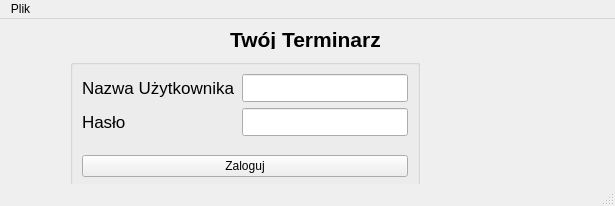
This is mainwindow.ui in Kielx/PJC_Projekt as Qt 5 draws it before an edit. The edited form follows.
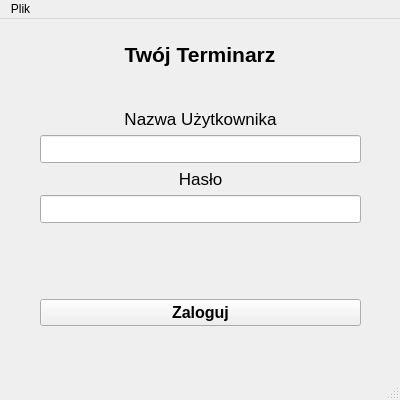
This is the edited form.

The edit to the form file:
```diff
--- a/mainwindow.ui
+++ b/mainwindow.ui
@@ -6,8 +6,8 @@
    <rect>
     <x>0</x>
     <y>0</y>
-    <width>615</width>
-    <height>206</height>
+    <width>400</width>
+    <height>400</height>
    </rect>
   </property>
   <property name="windowTitle">
@@ -17,25 +17,48 @@
    <string notr="true"/>
   </property>
   <widget class="QWidget" name="centralwidget">
-   <widget class="QGroupBox" name="groupBox">
+   <widget class="QLabel" name="label">
     <property name="geometry">
      <rect>
-      <x>70</x>
-      <y>40</y>
-      <width>350</width>
-      <height>130</height>
+      <x>0</x>
+      <y>20</y>
+      <width>400</width>
+      <height>30</height>
      </rect>
     </property>
+    <property name="font">
+     <font>
+      <pointsize>16</pointsize>
+      <weight>75</weight>
+      <bold>true</bold>
+     </font>
+    </property>
     <property name="styleSheet">
      <string notr="true"/>
     </property>
-    <property name="title">
-     <string/>
+    <property name="text">
+     <string>Twój Terminarz</string>
     </property>
-    <layout class="QGridLayout" name="gridLayout">
-     <item row="0" column="0">
-      <layout class="QFormLayout" name="formLayout">
-       <item row="0" column="0">
+    <property name="alignment">
+     <set>Qt::AlignCenter</set>
+    </property>
+   </widget>
+   <widget class="QWidget" name="">
+    <property name="geometry">
+     <rect>
+      <x>40</x>
+      <y>90</y>
+      <width>321</width>
+      <height>217</height>
+     </rect>
+    </property>
+    <layout class="QVBoxLayout" name="verticalLayout_3">
+     <item>
+      <layout class="QVBoxLayout" name="verticalLayout">
+       <property name="spacing">
+        <number>6</number>
+       </property>
+       <item>
         <widget class="QLabel" name="label_2">
          <property name="font">
           <font>
@@ -48,12 +71,15 @@
          <property name="text">
           <string>Nazwa Użytkownika</string>
          </property>
+         <property name="alignment">
+          <set>Qt::AlignCenter</set>
+         </property>
          <property name="buddy">
           <cstring>lineEditUsername</cstring>
          </property>
         </widget>
        </item>
-       <item row="0" column="1">
+       <item>
         <widget class="QLineEdit" name="lineEditUsername">
          <property name="font">
           <font>
@@ -62,7 +88,11 @@
          </property>
         </widget>
        </item>
-       <item row="1" column="0">
+      </layout>
+     </item>
+     <item>
+      <layout class="QVBoxLayout" name="verticalLayout_2">
+       <item>
         <widget class="QLabel" name="label_4">
          <property name="font">
           <font>
@@ -75,64 +105,73 @@
          <property name="text">
           <string>Hasło</string>
          </property>
+         <property name="alignment">
+          <set>Qt::AlignCenter</set>
+         </property>
          <property name="buddy">
           <cstring>lineEditPassword</cstring>
          </property>
         </widget>
        </item>
-       <item row="1" column="1">
+       <item>
         <widget class="QLineEdit" name="lineEditPassword">
          <property name="font">
           <font>
            <pointsize>13</pointsize>
           </font>
          </property>
+         <property name="styleSheet">
+          <string notr="true"/>
+         </property>
          <property name="echoMode">
           <enum>QLineEdit::Password</enum>
          </property>
         </widget>
        </item>
+       <item>
+        <spacer name="verticalSpacer">
+         <property name="orientation">
+          <enum>Qt::Vertical</enum>
+         </property>
+         <property name="sizeType">
+          <enum>QSizePolicy::Expanding</enum>
+         </property>
+         <property name="sizeHint" stdset="0">
+          <size>
+           <width>40</width>
+           <height>60</height>
+          </size>
+         </property>
+        </spacer>
+       </item>
       </layout>
      </item>
-     <item row="1" column="0">
+     <item>
       <widget class="QPushButton" name="pushButtonLogin">
+       <property name="font">
+        <font>
+         <pointsize>12</pointsize>
+         <weight>75</weight>
+         <bold>true</bold>
+        </font>
+       </property>
        <property name="text">
         <string>Zaloguj</string>
        </property>
+       <property name="flat">
+        <bool>false</bool>
+       </property>
       </widget>
      </item>
     </layout>
    </widget>
-   <widget class="QLabel" name="label">
-    <property name="geometry">
-     <rect>
-      <x>230</x>
-      <y>10</y>
-      <width>171</width>
-      <height>20</height>
-     </rect>
-    </property>
-    <property name="font">
-     <font>
-      <pointsize>16</pointsize>
-      <weight>75</weight>
-      <bold>true</bold>
-     </font>
-    </property>
-    <property name="styleSheet">
-     <string notr="true"/>
-    </property>
-    <property name="text">
-     <string>Twój Terminarz</string>
-    </property>
-   </widget>
   </widget>
   <widget class="QMenuBar" name="menubar">
    <property name="geometry">
     <rect>
      <x>0</x>
      <y>0</y>
-     <width>615</width>
+     <width>400</width>
      <height>22</height>
     </rect>
    </property>
```
